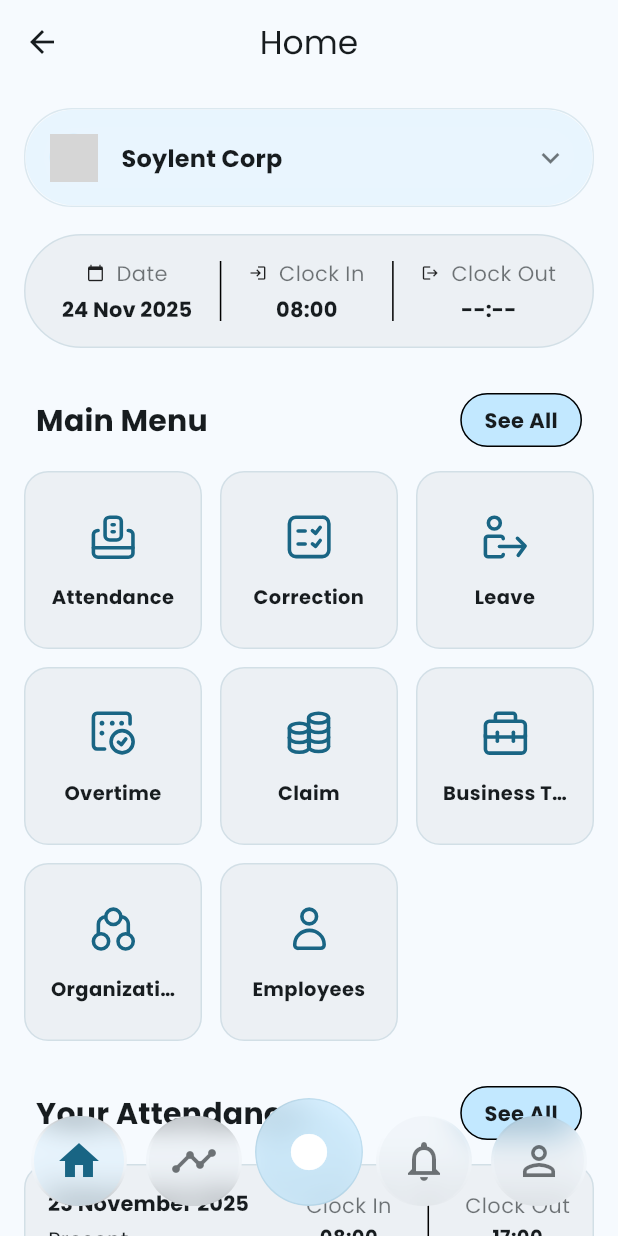
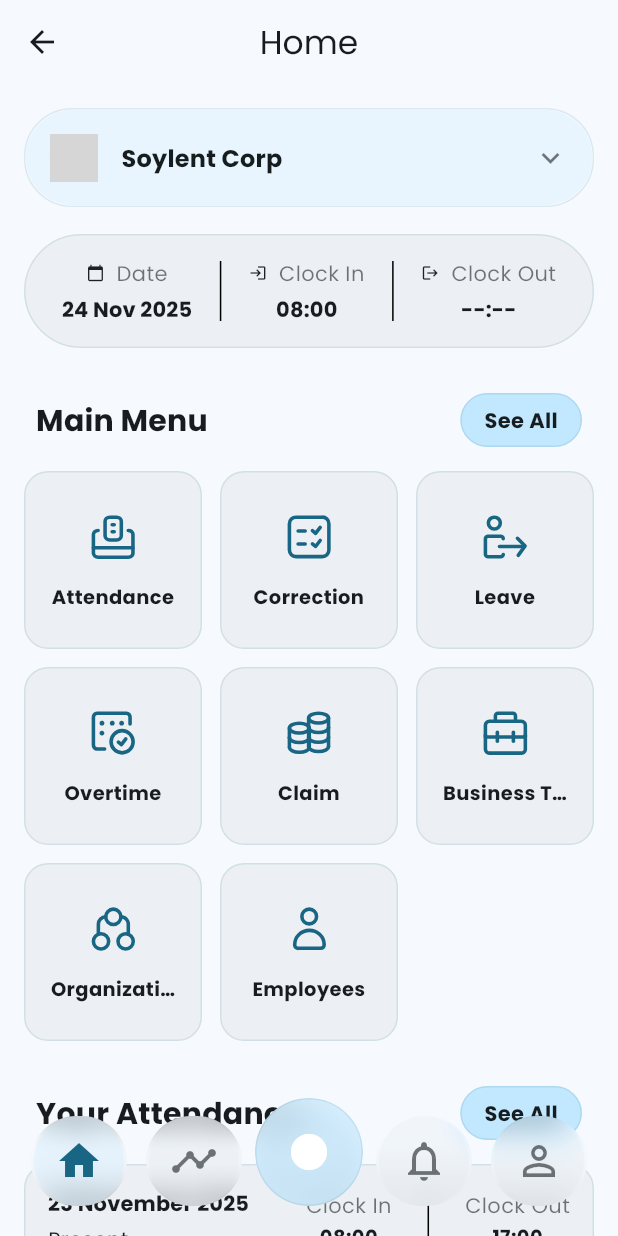
Before and after one commit to guizot/hris_app, a Flutter app: the HomePage screen opened by its route, on a phone screen of 412 x 824 dp. Run offline on Flutter 3.47's test engine with Material 3 defaults, Android fonts, the phone set to English and light mode, and no system bars; our stand-ins replace flutter_svg, get_it, hive, hive_flutter, image_picker, palette_generator and 1 more; accounts and stored records are empty; network calls fail; grey boxes are pictures that could not be loaded.

Commit message:
feat: Adjust spacing and button dimensions for improved layout and consistency in HomeTab

```diff
--- a/lib/presentation/pages/home_tab.dart
+++ b/lib/presentation/pages/home_tab.dart
@@ -152,7 +152,7 @@ class _HomeTabState extends State<HomeTab> {
                 ),
                 const SizedBox(height: 16),
                 _buildNewEmployees(context),
-                const SizedBox(height: 100),
+                const SizedBox(height: 120),
               ],
             ),
           ),
@@ -547,7 +547,7 @@ class _HomeTabState extends State<HomeTab> {
               shape: RoundedRectangleBorder(
                 borderRadius: BorderRadius.circular(48),
                 side: BorderSide(
-                  color: Theme.of(context).colorScheme.shadow,
+                  color: Theme.of(context).colorScheme.primary.withOpacity(0.12),
                   width: 1,
                 ),
               ),
@@ -606,7 +606,7 @@ class _HomeTabState extends State<HomeTab> {
             shape: RoundedRectangleBorder(
               borderRadius: BorderRadius.circular(16),
               side: BorderSide(
-                color: Theme.of(context).colorScheme.shadow,
+                color: Theme.of(context).colorScheme.primary.withOpacity(0.12),
                 width: 1,
               ),
             ),
@@ -614,7 +614,7 @@ class _HomeTabState extends State<HomeTab> {
               onTap: () {},
               borderRadius: BorderRadius.circular(16),
               child: Container(
-                width: 120,
+                width: 150,
                 padding: const EdgeInsets.all(12),
                 child: Column(
                   mainAxisAlignment: MainAxisAlignment.center,
```
